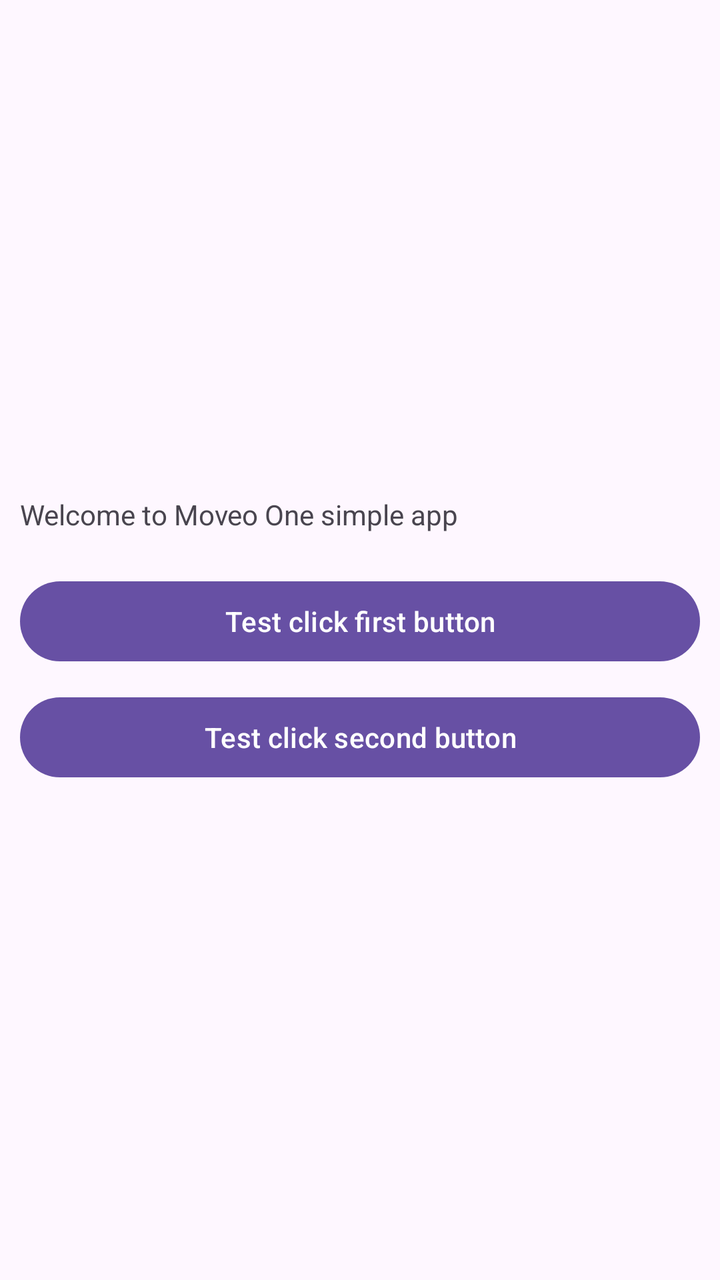
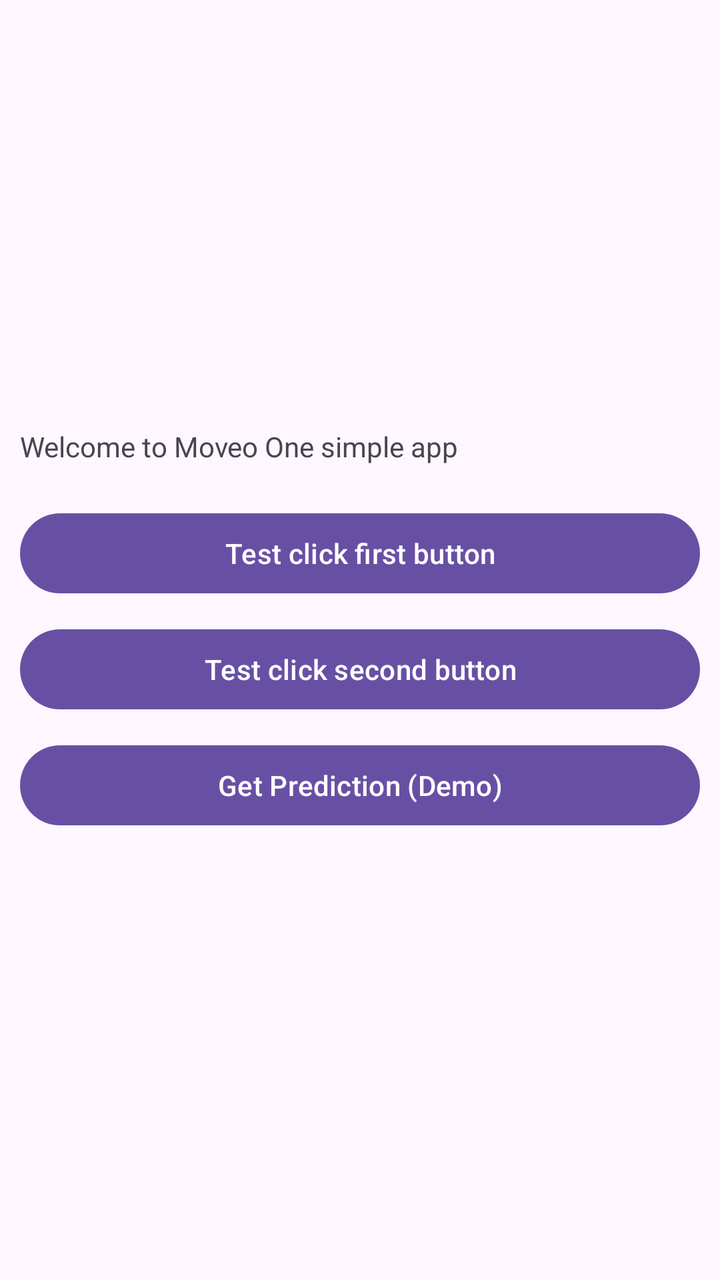

An Android layout rendered at two revisions. The XML below is the earlier revision; the diff shows what the commit changed to produce the second picture.
<!-- AndroidManifest.xml: application theme Theme.YourProjectName -->
<!-- res/layout/activity_main.xml -->
<?xml version="1.0" encoding="utf-8"?>
<androidx.constraintlayout.widget.ConstraintLayout xmlns:android="http://schemas.android.com/apk/res/android"
    xmlns:app="http://schemas.android.com/apk/res-auto"
    xmlns:tools="http://schemas.android.com/tools"
    android:id="@+id/main"
    android:layout_width="match_parent"
    android:layout_height="match_parent"
    tools:context=".MainActivity">

    <LinearLayout
        android:layout_width="match_parent"
        android:layout_height="wrap_content"
        android:orientation="vertical"

        android:padding="10dp"

        app:layout_constraintBottom_toBottomOf="parent"
        app:layout_constraintEnd_toEndOf="parent"
        app:layout_constraintStart_toStartOf="parent"
        app:layout_constraintTop_toTopOf="parent">

        <TextView
            android:id="@+id/text_1"
            android:layout_width="wrap_content"
            android:layout_height="wrap_content"
            android:layout_marginBottom="20dp"
            android:text="@string/text_1" />

        <Button
            android:id="@+id/button_1"
            android:layout_width="match_parent"
            android:layout_height="wrap_content"
            android:layout_marginBottom="10dp"
            android:focusable="true"
            android:text="@string/button_1"
            android:clickable="true"/>

        <Button
            android:id="@+id/button_2"
            android:layout_width="match_parent"
            android:layout_height="wrap_content"
            android:focusable="true"
            android:text="@string/button_2"
            android:clickable="true"/>

    </LinearLayout>

</androidx.constraintlayout.widget.ConstraintLayout>
<!-- resources referenced by this layout -->
<resources>
  <string name="button_1">Test click first button</string>
  <string name="button_2">Test click second button</string>
  <string name="text_1">Welcome to Moveo One simple app</string>
  <style name="Theme.YourProjectName" parent="Base.Theme.YourProjectName" />
  <style name="Base.Theme.YourProjectName" parent="Theme.Material3.DayNight.NoActionBar">
          
          
      </style>
</resources>

<!-- the commit's change to res/layout/activity_main.xml (unified diff, before → after) -->
@@ -39,8 +39,18 @@
             android:id="@+id/button_2"
             android:layout_width="match_parent"
             android:layout_height="wrap_content"
+            android:layout_marginBottom="10dp"
             android:focusable="true"
             android:text="@string/button_2"
+            android:clickable="true"/>
+
+        <Button
+            android:id="@+id/prediction_button"
+            android:layout_width="match_parent"
+            android:layout_height="wrap_content"
+            android:layout_marginBottom="10dp"
+            android:focusable="true"
+            android:text="@string/predict_button"
             android:clickable="true"/>
 
     </LinearLayout>
<!-- resource entries referenced after the edit -->
@@ -2,6 +2,7 @@
 <resources>
   <string name="button_1">Test click first button</string>
   <string name="button_2">Test click second button</string>
+  <string name="predict_button">Get Prediction (Demo)</string>
   <string name="text_1">Welcome to Moveo One simple app</string>
   <style name="Theme.YourProjectName" parent="Base.Theme.YourProjectName" />
   <style name="Base.Theme.YourProjectName" parent="Theme.Material3.DayNight.NoActionBar">
